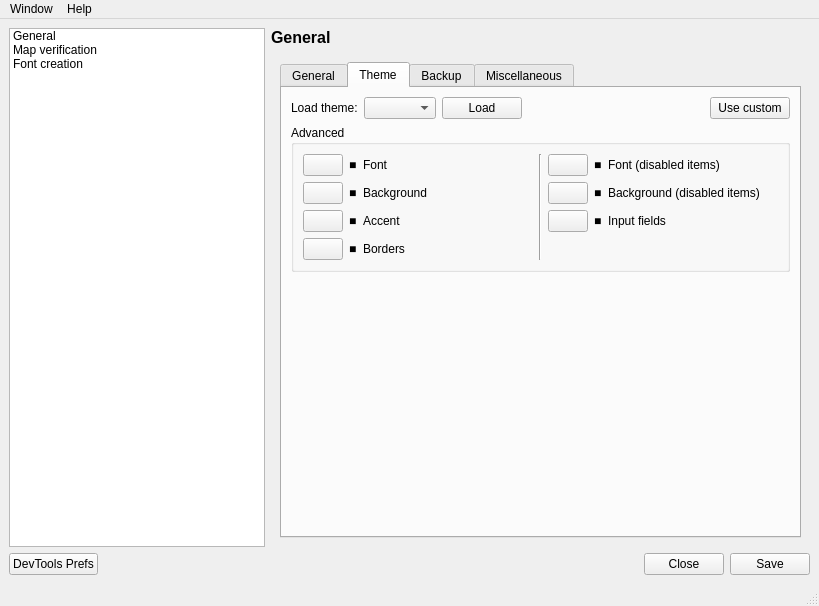
Before: the Qt Designer form OTModules/OTGeneric/wpreferences.ui in pietr26/OMSI-Tools, drawn with Qt 5.
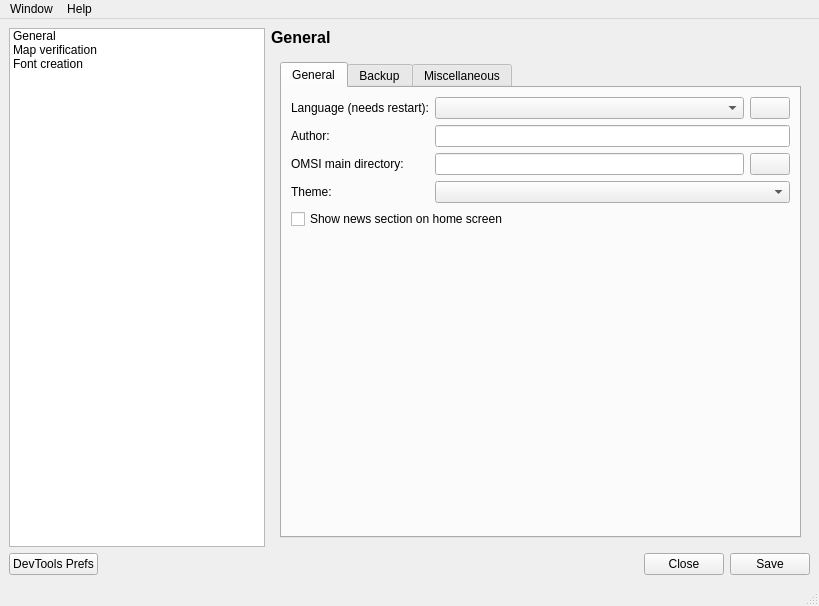
After: the same form once the commit is applied. The open tabs and pages were chosen to show the change. Icons and pictures are not drawn.

Diff of the .ui file:
```diff
--- a/OTModules/OTGeneric/wpreferences.ui
+++ b/OTModules/OTGeneric/wpreferences.ui
@@ -133,7 +133,7 @@
         <item>
          <widget class="QStackedWidget" name="stwPreferences">
           <property name="currentIndex">
-           <number>2</number>
+           <number>1</number>
           </property>
           <widget class="QWidget" name="pgeDevToolsPrefs">
            <layout class="QVBoxLayout" name="verticalLayout_13">
@@ -253,9 +253,38 @@
                <attribute name="title">
                 <string>General</string>
                </attribute>
-               <layout class="QVBoxLayout" name="verticalLayout_10">
+               <layout class="QVBoxLayout" name="verticalLayout_9">
                 <item>
                  <layout class="QGridLayout" name="gridLayout_2">
+                  <item row="0" column="1">
+                   <widget class="QComboBox" name="cobxLanguage">
+                    <property name="sizePolicy">
+                     <sizepolicy hsizetype="MinimumExpanding" vsizetype="Fixed">
+                      <horstretch>0</horstretch>
+                      <verstretch>0</verstretch>
+                     </sizepolicy>
+                    </property>
+                    <property name="whatsThis">
+                     <string/>
+                    </property>
+                    <property name="autoFillBackground">
+                     <bool>false</bool>
+                    </property>
+                    <property name="sizeAdjustPolicy">
+                     <enum>QComboBox::AdjustToContents</enum>
+                    </property>
+                   </widget>
+                  </item>
+                  <item row="1" column="0">
+                   <widget class="QLabel" name="lblAuthor">
+                    <property name="text">
+                     <string>Author:</string>
+                    </property>
+                    <property name="buddy">
+                     <cstring>ledAuthor</cstring>
+                    </property>
+                   </widget>
+                  </item>
                   <item row="0" column="0">
                    <widget class="QLabel" name="lblLanguage">
                     <property name="text">
@@ -266,6 +295,17 @@
                     </property>
                    </widget>
                   </item>
+                  <item row="0" column="2">
+                   <widget class="QPushButton" name="btnMoreLanguages">
+                    <property name="text">
+                     <string/>
+                    </property>
+                    <property name="icon">
+                     <iconset resource="../../ressources.qrc">
+                      <normaloff>:/rec/data/icons/iconAdd.svg</normaloff>:/rec/data/icons/iconAdd.svg</iconset>
+                    </property>
+                   </widget>
+                  </item>
                   <item row="2" column="2">
                    <widget class="QPushButton" name="btnOmsiPath">
                     <property name="text">
@@ -294,17 +334,6 @@
                     </property>
                    </widget>
                   </item>
-                  <item row="0" column="2">
-                   <widget class="QPushButton" name="btnMoreLanguages">
-                    <property name="text">
-                     <string/>
-                    </property>
-                    <property name="icon">
-                     <iconset resource="../../ressources.qrc">
-                      <normaloff>:/rec/data/icons/iconAdd.svg</normaloff>:/rec/data/icons/iconAdd.svg</iconset>
-                    </property>
-                   </widget>
-                  </item>
                   <item row="2" column="0">
                    <widget class="QLabel" name="lblOmsiPath">
                     <property name="text">
@@ -315,77 +344,24 @@
                     </property>
                    </widget>
                   </item>
-                  <item row="1" column="0">
-                   <widget class="QLabel" name="lblAuthor">
-                    <property name="text">
-                     <string>Author:</string>
-                    </property>
-                    <property name="buddy">
-                     <cstring>ledAuthor</cstring>
-                    </property>
-                   </widget>
-                  </item>
-                  <item row="0" column="1">
-                   <widget class="QComboBox" name="cobxLanguage">
-                    <property name="sizePolicy">
-                     <sizepolicy hsizetype="MinimumExpanding" vsizetype="Fixed">
-                      <horstretch>0</horstretch>
-                      <verstretch>0</verstretch>
-                     </sizepolicy>
-                    </property>
-                    <property name="whatsThis">
-                     <string/>
-                    </property>
-                    <property name="autoFillBackground">
-                     <bool>false</bool>
-                    </property>
-                    <property name="sizeAdjustPolicy">
-                     <enum>QComboBox::AdjustToContents</enum>
-                    </property>
-                   </widget>
-                  </item>
-                  <item row="3" column="0" colspan="3">
+                  <item row="4" column="0" colspan="3">
                    <widget class="QCheckBox" name="cbxShowNews">
                     <property name="text">
                      <string>Show news section on home screen</string>
                     </property>
                    </widget>
                   </item>
-                 </layout>
-                </item>
-                <item>
-                 <spacer name="verticalSpacer_2">
-                  <property name="orientation">
-                   <enum>Qt::Vertical</enum>
-                  </property>
-                  <property name="sizeHint" stdset="0">
-                   <size>
-                    <width>20</width>
-                    <height>40</height>
-                   </size>
-                  </property>
-                 </spacer>
-                </item>
-               </layout>
-              </widget>
-              <widget class="QWidget" name="tabTheme">
-               <attribute name="title">
-                <string>Theme</string>
-               </attribute>
-               <layout class="QVBoxLayout" name="verticalLayout_4">
-                <item>
-                 <layout class="QHBoxLayout" name="horizontalLayout_11">
-                  <item>
+                  <item row="3" column="0">
                    <widget class="QLabel" name="lblTheme">
                     <property name="text">
-                     <string>Load theme:</string>
+                     <string>Theme:</string>
                     </property>
                     <property name="buddy">
                      <cstring>cobxTheme</cstring>
                     </property>
                    </widget>
                   </item>
-                  <item>
+                  <item row="3" column="1" colspan="2">
                    <widget class="QComboBox" name="cobxTheme">
                     <property name="sizePolicy">
                      <sizepolicy hsizetype="Preferred" vsizetype="Fixed">
@@ -398,324 +374,10 @@
                     </property>
                    </widget>
                   </item>
-                  <item>
-                   <widget class="QPushButton" name="btnLoadTheme">
-                    <property name="text">
-                     <string>Load</string>
-                    </property>
-                    <property name="icon">
-                     <iconset resource="../../ressources.qrc">
-                      <normaloff>:/rec/data/icons/iconRight.svg</normaloff>:/rec/data/icons/iconRight.svg</iconset>
-                    </property>
-                   </widget>
-                  </item>
-                  <item>
-                   <spacer name="horizontalSpacer_6">
-                    <property name="orientation">
-                     <enum>Qt::Horizontal</enum>
-                    </property>
-                    <property name="sizeHint" stdset="0">
-                     <size>
-                      <width>40</width>
-                      <height>20</height>
-                     </size>
-                    </property>
-                   </spacer>
-                  </item>
-                  <item>
-                   <widget class="QPushButton" name="btnUseCustomTheme">
-                    <property name="text">
-                     <string>Use custom</string>
-                    </property>
-                    <property name="icon">
-                     <iconset resource="../../ressources.qrc">
-                      <normaloff>:/rec/data/icons/iconBroom.svg</normaloff>:/rec/data/icons/iconBroom.svg</iconset>
-                    </property>
-                   </widget>
-                  </item>
                  </layout>
                 </item>
                 <item>
-                 <widget class="QGroupBox" name="gbxThemeAdvanced">
-                  <property name="title">
-                   <string>Advanced</string>
-                  </property>
-                  <layout class="QVBoxLayout" name="verticalLayout_9">
-                   <item>
-                    <layout class="QGridLayout" name="glaTheme">
-                     <item row="0" column="3" rowspan="4">
-                      <widget class="Line" name="line_3">
-                       <property name="orientation">
-                        <enum>Qt::Vertical</enum>
-                       </property>
-                      </widget>
-                     </item>
-                     <item row="1" column="0">
-                      <widget class="QPushButton" name="btnThemeBackground">
-                       <property name="sizePolicy">
-                        <sizepolicy hsizetype="Maximum" vsizetype="Fixed">
-                         <horstretch>0</horstretch>
-                         <verstretch>0</verstretch>
-                        </sizepolicy>
-                       </property>
-                       <property name="text">
-                        <string/>
-                       </property>
-                       <property name="icon">
-                        <iconset resource="../../ressources.qrc">
-                         <normaloff>:/rec/data/icons/iconBroom.svg</normaloff>:/rec/data/icons/iconBroom.svg</iconset>
-                       </property>
-                      </widget>
-                     </item>
-                     <item row="1" column="1">
-                      <widget class="QLabel" name="lblThemeBackground">
-                       <property name="sizePolicy">
-                        <sizepolicy hsizetype="Maximum" vsizetype="Preferred">
-                         <horstretch>0</horstretch>
-                         <verstretch>0</verstretch>
-                        </sizepolicy>
-                       </property>
-                       <property name="text">
-                        <string notr="true">■</string>
-                       </property>
-                      </widget>
-                     </item>
-                     <item row="1" column="2">
-                      <widget class="QLabel" name="lblThemeBackgroundName">
-                       <property name="text">
-                        <string>Background</string>
-                       </property>
-                      </widget>
-                     </item>
-                     <item row="0" column="1">
-                      <widget class="QLabel" name="lblThemeFont">
-                       <property name="sizePolicy">
-                        <sizepolicy hsizetype="Maximum" vsizetype="Preferred">
-                         <horstretch>0</horstretch>
-                         <verstretch>0</verstretch>
-                        </sizepolicy>
-                       </property>
-                       <property name="text">
-                        <string notr="true">■</string>
-                       </property>
-                      </widget>
-                     </item>
-                     <item row="0" column="0">
-                      <widget class="QPushButton" name="btnThemeFont">
-                       <property name="sizePolicy">
-                        <sizepolicy hsizetype="Maximum" vsizetype="Fixed">
-                         <horstretch>0</horstretch>
-                         <verstretch>0</verstretch>
-                        </sizepolicy>
-                       </property>
-                       <property name="text">
-                        <string/>
-                       </property>
-                       <property name="icon">
-                        <iconset resource="../../ressources.qrc">
-                         <normaloff>:/rec/data/icons/iconBroom.svg</normaloff>:/rec/data/icons/iconBroom.svg</iconset>
-                       </property>
-                      </widget>
-                     </item>
-                     <item row="0" column="2">
-                      <widget class="QLabel" name="lblThemeFontName">
-                       <property name="text">
-                        <string>Font</string>
-                       </property>
-                      </widget>
-                     </item>
-                     <item row="1" column="4">
-                      <widget class="QPushButton" name="btnThemeBackgroundDisabled">
-                       <property name="sizePolicy">
-                        <sizepolicy hsizetype="Maximum" vsizetype="Fixed">
-                         <horstretch>0</horstretch>
-                         <verstretch>0</verstretch>
-                        </sizepolicy>
-                       </property>
-                       <property name="text">
-                        <string/>
-                       </property>
-                       <property name="icon">
-                        <iconset resource="../../ressources.qrc">
-                         <normaloff>:/rec/data/icons/iconBroom.svg</normaloff>:/rec/data/icons/iconBroom.svg</iconset>
-                       </property>
-                      </widget>
-                     </item>
-                     <item row="1" column="5">
-                      <widget class="QLabel" name="lblThemeBackgroundDisabled">
-                       <property name="sizePolicy">
-                        <sizepolicy hsizetype="Maximum" vsizetype="Preferred">
-                         <horstretch>0</horstretch>
-                         <verstretch>0</verstretch>
-                        </sizepolicy>
-                       </property>
-                       <property name="text">
-                        <string notr="true">■</string>
-                       </property>
-                      </widget>
-                     </item>
-                     <item row="1" column="6">
-                      <widget class="QLabel" name="lblThemeBackgroundDisabledName">
-                       <property name="text">
-                        <string>Background (disabled items)</string>
-                       </property>
-                      </widget>
-                     </item>
-                     <item row="3" column="0">
-                      <widget class="QPushButton" name="btnThemeBorders">
-                       <property name="sizePolicy">
-                        <sizepolicy hsizetype="Maximum" vsizetype="Fixed">
-                         <horstretch>0</horstretch>
-                         <verstretch>0</verstretch>
-                        </sizepolicy>
-                       </property>
-                       <property name="text">
-                        <string/>
-                       </property>
-                       <property name="icon">
-                        <iconset resource="../../ressources.qrc">
-                         <normaloff>:/rec/data/icons/iconBroom.svg</normaloff>:/rec/data/icons/iconBroom.svg</iconset>
-                       </property>
-                      </widget>
-                     </item>
-                     <item row="3" column="1">
-                      <widget class="QLabel" name="lblThemeBorders">
-                       <property name="sizePolicy">
-                        <sizepolicy hsizetype="Maximum" vsizetype="Preferred">
-                         <horstretch>0</horstretch>
-                         <verstretch>0</verstretch>
-                        </sizepolicy>
-                       </property>
-                       <property name="text">
-                        <string notr="true">■</string>
-                       </property>
-                      </widget>
-                     </item>
-                     <item row="3" column="2">
-                      <widget class="QLabel" name="lblThemeBordersName">
-                       <property name="text">
-                        <string>Borders</string>
-                       </property>
-                      </widget>
-                     </item>
-                     <item row="0" column="4">
-                      <widget class="QPushButton" name="btnThemeFontDisabled">
-                       <property name="sizePolicy">
-                        <sizepolicy hsizetype="Maximum" vsizetype="Fixed">
-                         <horstretch>0</horstretch>
-                         <verstretch>0</verstretch>
-                        </sizepolicy>
-                       </property>
-                       <property name="text">
-                        <string/>
-                       </property>
-                       <property name="icon">
-                        <iconset resource="../../ressources.qrc">
-                         <normaloff>:/rec/data/icons/iconBroom.svg</normaloff>:/rec/data/icons/iconBroom.svg</iconset>
-                       </property>
-                      </widget>
-                     </item>
-                     <item row="0" column="5">
-                      <widget class="QLabel" name="lblThemeFontDisabled">
-                       <property name="sizePolicy">
-                        <sizepolicy hsizetype="Maximum" vsizetype="Preferred">
-                         <horstretch>0</horstretch>
-                         <verstretch>0</verstretch>
-                        </sizepolicy>
-                       </property>
-                       <property name="text">
-                        <string notr="true">■</string>
-                       </property>
-                      </widget>
-                     </item>
-                     <item row="0" column="6">
-                      <widget class="QLabel" name="lblThemeFontDisabledName">
-                       <property name="text">
-                        <string>Font (disabled items)</string>
-                       </property>
-                      </widget>
-                     </item>
-                     <item row="2" column="0">
-                      <widget class="QPushButton" name="btnThemeAccent">
-                       <property name="sizePolicy">
-                        <sizepolicy hsizetype="Maximum" vsizetype="Fixed">
-                         <horstretch>0</horstretch>
-                         <verstretch>0</verstretch>
-                        </sizepolicy>
-                       </property>
-                       <property name="text">
-                        <string/>
-                       </property>
-                       <property name="icon">
-                        <iconset resource="../../ressources.qrc">
-                         <normaloff>:/rec/data/icons/iconBroom.svg</normaloff>:/rec/data/icons/iconBroom.svg</iconset>
-                       </property>
-                      </widget>
-                     </item>
-                     <item row="2" column="1">
-                      <widget class="QLabel" name="lblThemeAccent">
-                       <property name="sizePolicy">
-                        <sizepolicy hsizetype="Maximum" vsizetype="Preferred">
-                         <horstretch>0</horstretch>
-                         <verstretch>0</verstretch>
-                        </sizepolicy>
-                       </property>
-                       <property name="text">
-                        <string notr="true">■</string>
-                       </property>
-                      </widget>
-                     </item>
-                     <item row="2" column="2">
-                      <widget class="QLabel" name="lblThemeAccentName">
-                       <property name="text">
-                        <string>Accent</string>
-                       </property>
-                      </widget>
-                     </item>
-                     <item row="2" column="4">
-                      <widget class="QPushButton" name="btnThemeInputs">
-                       <property name="sizePolicy">
-                        <sizepolicy hsizetype="Maximum" vsizetype="Fixed">
-                         <horstretch>0</horstretch>
-                         <verstretch>0</verstretch>
-                        </sizepolicy>
-                       </property>
-                       <property name="text">
-                        <string/>
-                       </property>
-                       <property name="icon">
-                        <iconset resource="../../ressources.qrc">
-                         <normaloff>:/rec/data/icons/iconBroom.svg</normaloff>:/rec/data/icons/iconBroom.svg</iconset>
-                       </property>
-                      </widget>
-                     </item>
-                     <item row="2" column="5">
-                      <widget class="QLabel" name="lblThemeInputs">
-                       <property name="sizePolicy">
-                        <sizepolicy hsizetype="Maximum" vsizetype="Preferred">
-                         <horstretch>0</horstretch>
-                         <verstretch>0</verstretch>
-                        </sizepolicy>
-                       </property>
-                       <property name="text">
-                        <string notr="true">■</string>
-                       </property>
-                      </widget>
-                     </item>
-                     <item row="2" column="6">
-                      <widget class="QLabel" name="lblThemeInputsName">
-                       <property name="text">
-                        <string>Input fields</string>
-                       </property>
-                      </widget>
-                     </item>
-                    </layout>
-                   </item>
-                  </layout>
-                 </widget>
-                </item>
-                <item>
-                 <spacer name="verticalSpacer_3">
+                 <spacer name="verticalSpacer_2">
                   <property name="orientation">
                    <enum>Qt::Vertical</enum>
                   </property>
```
